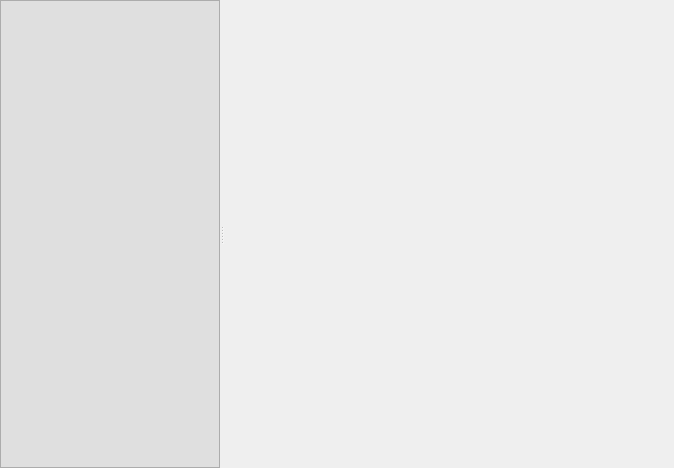
First picture: the form in sidetabs.ui, repository greg-hellings/heriot, before the edit.
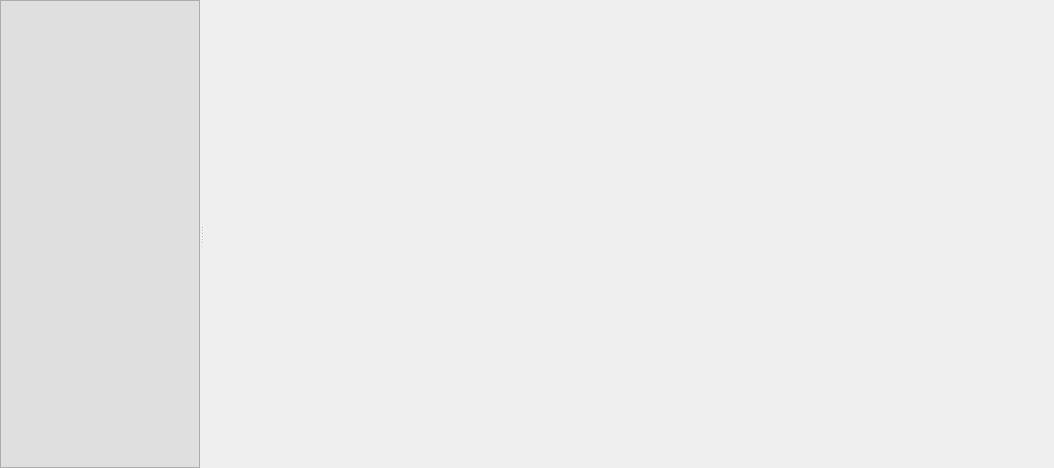
Second picture: the form after the edit.

Diff of the .ui file:
```diff
--- a/sidetabs.ui
+++ b/sidetabs.ui
@@ -98,7 +98,7 @@
      <widget class="QStackedWidget" name="widgets">
       <property name="minimumSize">
        <size>
-        <width>450</width>
+        <width>850</width>
         <height>450</height>
        </size>
       </property>
```
